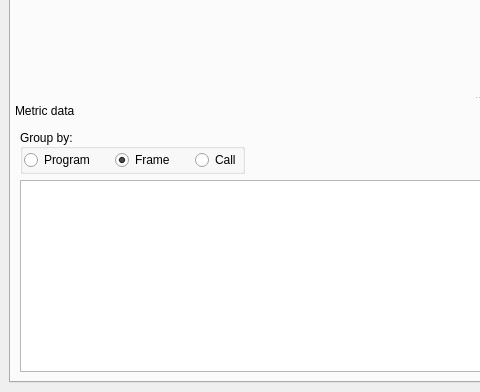
Above: gui/ui/backendprofile.ui from trtt/apitrace before the change; both pictures show x 0 to 480 and y 347 to 739 of the 965 by 739 pixel window. Below: the same form after it.
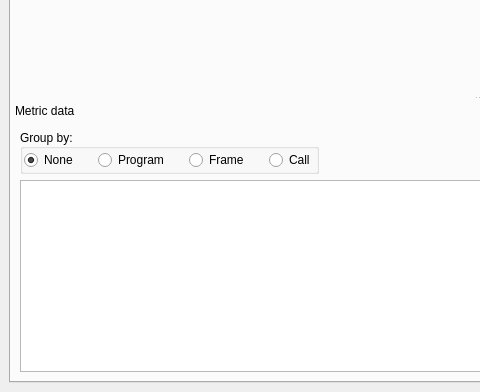
That is the form after the change.

```diff
--- a/gui/ui/backendprofile.ui
+++ b/gui/ui/backendprofile.ui
@@ -170,6 +170,16 @@
                <property name="bottomMargin">
                 <number>1</number>
                </property>
+               <item>
+                <widget class="QRadioButton" name="none_radio">
+                 <property name="text">
+                  <string>None</string>
+                 </property>
+                 <property name="checked">
+                  <bool>true</bool>
+                 </property>
+                </widget>
+               </item>
                <item>
                 <widget class="QRadioButton" name="program_radio">
                  <property name="text">
@@ -186,7 +196,7 @@
                   <string>Frame</string>
                  </property>
                  <property name="checked">
-                  <bool>true</bool>
+                  <bool>false</bool>
                  </property>
                 </widget>
                </item>
```
